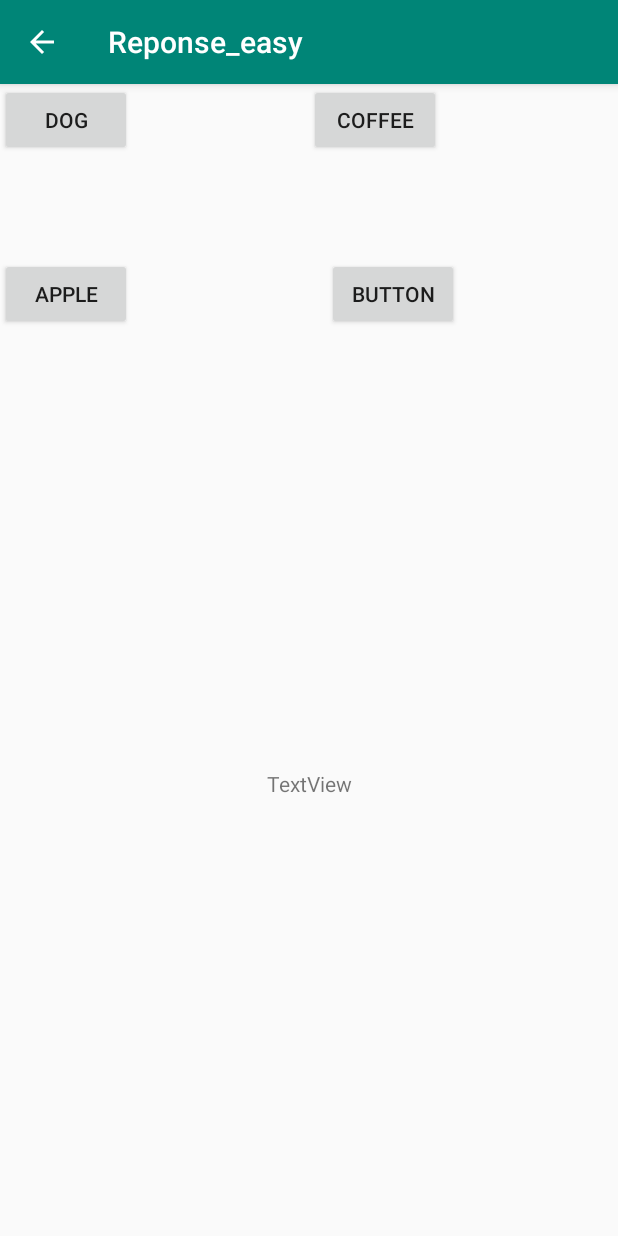
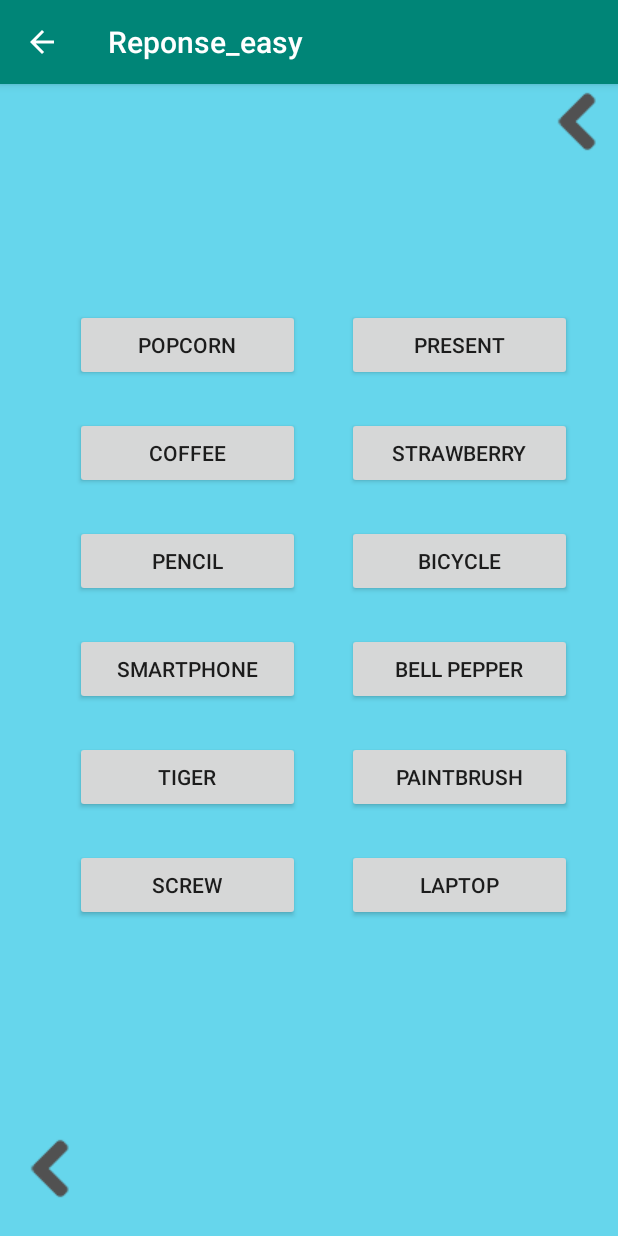
Before and after one commit to AviAmzalac/Memoris, an Android app: the reponse_easy screen opened directly, with no data from a screen before it, on a phone screen of 412 x 824 dp. Run offline under Robolectric (Android 15) with nearby library versions, the phone set to English and light mode, and no system bars.

Commit message:
Signed-off-by: Gregory Caderby <bcaderby@gmail.com>
Creation de 3 listes :
	list_mot
	list_affiche	(aleatoire)
	list_reponse (aleatoire)
liaison entre les 3 listes:
	La liste affiche pioche 12 mots aleatoirement dans la liste list_mot
	la liste reponse pioche 6 mots aleatoirement dans la liste list_affiche
Ajout de 41 mots dans le Strins.xml
Creation de 12 boutons: ces boutons sont nommés grace a la liste list_affiche

```diff
--- a/app/src/main/java/com/example/memories/jeu.java
+++ b/app/src/main/java/com/example/memories/jeu.java
@@ -6,8 +6,6 @@
 import android.os.Bundle;
 import android.os.CountDownTimer;
 import android.os.Handler;
-import android.view.View;
-import android.widget.TextView;
 
 import java.util.ArrayList;
 import java.util.List;
@@ -16,6 +14,8 @@
 
     private ViewPager2 viewPager2;
     private Handler sliderHandler = new Handler();
+
+
 
     //---------------------------------------------------------------------------------------------
     //timer pour passer a la page suivante
@@ -37,16 +37,18 @@
     protected void onCreate(Bundle savedInstanceState) {
         super.onCreate(savedInstanceState);
         setContentView(R.layout.jeu);
+         ArrayList<Integer> List_reponse = new ArrayList<>();
+        List_reponse.add(R.drawable.shark);
+        List_reponse.add(R.drawable.apple);
+        List_reponse.add(R.drawable.butterfly);
 
         viewPager2 = findViewById(R.id.viewPagerImageSliderEasy);
         viewPager2.setUserInputEnabled(false);
         final List<SliderItem> sliderItems = new ArrayList<>();
-        sliderItems.add(new SliderItem(R.drawable.shark));
-        sliderItems.add(new SliderItem(R.drawable.apple));
-        sliderItems.add(new SliderItem(R.drawable.butterfly));
-        sliderItems.add(new SliderItem(R.drawable.dog));
-        sliderItems.add(new SliderItem(R.drawable.whale));
-        sliderItems.add(new SliderItem(R.drawable.sheep));
+        sliderItems.add(new SliderItem(List_reponse.get(0)));
+        sliderItems.add(new SliderItem(List_reponse.get(1)));
+        sliderItems.add(new SliderItem(List_reponse.get(2)));
+
 
         viewPager2.setAdapter(new SliderAdapter(sliderItems, viewPager2));
         viewPager2.registerOnPageChangeCallback(new ViewPager2.OnPageChangeCallback() {
@@ -66,7 +68,7 @@
         @Override
         public void run() {
             viewPager2.setCurrentItem(viewPager2.getCurrentItem() + 1);
-            if(viewPager2.getCurrentItem() == 5){
+            if(viewPager2.getCurrentItem() == 2){
                 timer_to_next.start();
             }
         }
--- a/app/src/main/java/com/example/memories/reponse_easy.java
+++ b/app/src/main/java/com/example/memories/reponse_easy.java
@@ -8,12 +8,30 @@
 import androidx.appcompat.app.AppCompatActivity;
 
 import java.util.ArrayList;
+import java.util.List;
 
 public class reponse_easy extends AppCompatActivity {
 
     private Button button_1;
     private Button button_2;
     private Button button_3;
+
+    private Button button_4;
+    private Button button_5;
+    private Button button_6;
+
+    private Button button_7;
+    private Button button_8;
+    private Button button_9;
+
+    private Button button_10;
+    private Button button_11;
+    private Button button_12;
+
+
+    private int nb_mot_affiche=12;
+    private int nb_reponse=6;
+
 
 
 
@@ -25,33 +43,222 @@
         button_2 = findViewById(R.id.button_2);
         button_3 = findViewById(R.id.button_3);
 
+        button_4 = findViewById(R.id.button_4);
+        button_5 = findViewById(R.id.button_5);
+        button_6 = findViewById(R.id.button_6);
 
+        button_7 = findViewById(R.id.button_7);
+        button_8 = findViewById(R.id.button_8);
+        button_9 = findViewById(R.id.button_9);
+
+        button_10 = findViewById(R.id.button_10);
+        button_11 = findViewById(R.id.button_11);
+        button_12 = findViewById(R.id.button_12);
+
+        // CREATION LISTE DES MOTS DU JEU ( A COMPLETER A CHAQUE AJOUT DE MOT)
+            ArrayList<String> List_mot = new ArrayList<String>();
+            List_mot.add("apple");
+            List_mot.add("balloon");
+            List_mot.add("banana");
+            List_mot.add("bell pepper");
+            List_mot.add("bicycle");
+            List_mot.add("bird");
+
+            List_mot.add("butterfly");
+            List_mot.add("cabbage");
+            List_mot.add("camera");
+            List_mot.add("car");
+            List_mot.add("carrot");
+
+            List_mot.add("cat");
+            List_mot.add("cherry");
+            List_mot.add("coffee");
+            List_mot.add("dice");
+            List_mot.add("dog");
+
+            List_mot.add("elephant");
+            List_mot.add("hammer");
+            List_mot.add("hat");
+            List_mot.add("ice cream");
+            List_mot.add("juice");
+
+            List_mot.add("key");
+            List_mot.add("laptop");
+            List_mot.add("lemon");
+            List_mot.add("orange");
+            List_mot.add("paintbrush");
+
+            List_mot.add("panda");
+            List_mot.add("pencil");
+            List_mot.add("popcorn");
+            List_mot.add("present");
+            List_mot.add("screw");
+
+            List_mot.add("shark");
+            List_mot.add("sheep");
+            List_mot.add("smartphone");
+            List_mot.add("strawberry");
+            List_mot.add("sun");
+
+            List_mot.add("tiger");
+            List_mot.add("watermelon");
+            List_mot.add("whale");
+
+        // LISTE DES MOTS AFFICHES POUR LE JOUEUR ---------------------------------------------------------------------------
+        ArrayList<String> List_affiche = new ArrayList<String>();
+        int x;
+        for(int i=0;i<=nb_mot_affiche;i++){
+            do{ x=(int)(Math.random()*(List_mot.size()-1+1)+0);}
+            while(List_affiche.contains(List_mot.get(x)));
+            List_affiche.add(List_mot.get(x));
+        }
+
+        // LISTE DES REPONSES --------------------------------------------------------------------------------------------------
         ArrayList<String> List_reponse = new ArrayList<String>();
-        List_reponse.add("dog");
-        List_reponse.add("sun");
+        for(int i=0;i<=nb_reponse;i++){
+            do{ x=(int)(Math.random()*(List_affiche.size()-1+1)+0);}
+            while(List_reponse.contains(List_affiche.get(x)));
+            List_reponse.add(List_affiche.get(x));
 
-        ArrayList<String> List_mot = new ArrayList<String>();
-        List_mot.add("dog");
-        List_mot.add("coffee");
-        List_mot.add("apple");
+        }
 
         ArrayList<Button> List_button = new ArrayList<Button>();
         List_button.add(button_1);
         List_button.add(button_2);
         List_button.add(button_3);
 
-        for (int i = 0; i < List_mot.size(); i++) {
-            String text = List_mot.get(i);
-            if (text.equals(getResources().getString(R.string.dog))) {
-                List_button.get(i).setText(getResources().getString(R.string.dog));
+        List_button.add(button_4);
+        List_button.add(button_5);
+        List_button.add(button_6);
+
+        List_button.add(button_7);
+        List_button.add(button_8);
+        List_button.add(button_9);
+
+        List_button.add(button_10);
+        List_button.add(button_11);
+        List_button.add(button_12);
+
+        for (int i = 0; i < List_affiche.size()-1; i++) {
+            String text = List_affiche.get(i);
+            if (text.equals(getResources().getString(R.string.apple))) {
+                List_button.get(i).setText(getResources().getString(R.string.apple));
+            }
+            else if (text.equals(getResources().getString(R.string.balloon))) {
+                List_button.get(i).setText(getResources().getString(R.string.balloon));
             }
 
+            else if (text.equals(getResources().getString(R.string.banana))) {
+                List_button.get(i).setText(getResources().getString(R.string.banana));
+            }
+            else if (text.equals(getResources().getString(R.string.bellpepper))) {
+                List_button.get(i).setText(getResources().getString(R.string.bellpepper));
+            }
+            else if (text.equals(getResources().getString(R.string.bicycle))) {
+                List_button.get(i).setText(getResources().getString(R.string.bicycle));
+            }
+            else if (text.equals(getResources().getString(R.string.bird))) {
+                List_button.get(i).setText(getResources().getString(R.string.bird));
+            }
+            else if (text.equals(getResources().getString(R.string.butterfly))) {
+                List_button.get(i).setText(getResources().getString(R.string.butterfly));
+            }
+            else if (text.equals(getResources().getString(R.string.cabbage))) {
+                List_button.get(i).setText(getResources().getString(R.string.cabbage));
+            }
+            else if (text.equals(getResources().getString(R.string.camera))) {
+                List_button.get(i).setText(getResources().getString(R.string.camera));
+            }
+            else if (text.equals(getResources().getString(R.string.car))) {
+                List_button.get(i).setText(getResources().getString(R.string.car));
+            }
+            else if (text.equals(getResources().getString(R.string.carrot))) {
+                List_button.get(i).setText(getResources().getString(R.string.carrot));
+            }
+            else if (text.equals(getResources().getString(R.string.cat))) {
+                List_button.get(i).setText(getResources().getString(R.string.cat));
+            }
+            else if (text.equals(getResources().getString(R.string.cherry))) {
+                List_button.get(i).setText(getResources().getString(R.string.cherry));
+            }
             else if (text.equals(getResources().getString(R.string.coffee))) {
                 List_button.get(i).setText(getResources().getString(R.string.coffee));
             }
+            else if (text.equals(getResources().getString(R.string.dice))) {
+                List_button.get(i).setText(getResources().getString(R.string.dice));
+            }
+            else if (text.equals(getResources().getString(R.string.dog))) {
+                List_button.get(i).setText(getResources().getString(R.string.dog));
+            }
+            else if (text.equals(getResources().getString(R.string.elephant))) {
+                List_button.get(i).setText(getResources().getString(R.string.elephant));
+            }
+            else if (text.equals(getResources().getString(R.string.hammer))) {
+                List_button.get(i).setText(getResources().getString(R.string.hammer));
+            }
 
-            else if (text.equals(getResources().getString(R.string.apple))) {
-                List_button.get(i).setText(getResources().getString(R.string.apple));
+            else if (text.equals(getResources().getString(R.string.hat))) {
+                List_button.get(i).setText(getResources().getString(R.string.hat));
+            }
+            else if (text.equals(getResources().getString(R.string.icecream))) {
+                List_button.get(i).setText(getResources().getString(R.string.icecream));
+            }
+            else if (text.equals(getResources().getString(R.string.juice))) {
+                List_button.get(i).setText(getResources().getString(R.string.juice));
+            }
+            else if (text.equals(getResources().getString(R.string.key))) {
+                List_button.get(i).setText(getResources().getString(R.string.key));
+            }
+            else if (text.equals(getResources().getString(R.string.laptop))) {
+                List_button.get(i).setText(getResources().getString(R.string.laptop));
+            }
+            else if (text.equals(getResources().getString(R.string.lemon))) {
+                List_button.get(i).setText(getResources().getString(R.string.lemon));
+            }
+            else if (text.equals(getResources().getString(R.string.orange))) {
+                List_button.get(i).setText(getResources().getString(R.string.orange));
+            }
+            else if (text.equals(getResources().getString(R.string.paintbrush))) {
+                List_button.get(i).setText(getResources().getString(R.string.paintbrush));
+            }
+            else if (text.equals(getResources().getString(R.string.panda))) {
+                List_button.get(i).setText(getResources().getString(R.string.panda));
+            }
+            else if (text.equals(getResources().getString(R.string.pencil))) {
+                List_button.get(i).setText(getResources().getString(R.string.pencil));
+            }
+            else if (text.equals(getResources().getString(R.string.popcorn))) {
+                List_button.get(i).setText(getResources().getString(R.string.popcorn));
+            }
+            else if (text.equals(getResources().getString(R.string.present))) {
+                List_button.get(i).setText(getResources().getString(R.string.present));
+            }
+            else if (text.equals(getResources().getString(R.string.screw))) {
+                List_button.get(i).setText(getResources().getString(R.string.screw));
+            }
+            else if (text.equals(getResources().getString(R.string.shark))) {
+                List_button.get(i).setText(getResources().getString(R.string.shark));
+            }
+            else if (text.equals(getResources().getString(R.string.sheep))) {
+                List_button.get(i).setText(getResources().getString(R.string.sheep));
+            }
+            else if (text.equals(getResources().getString(R.string.smartphone))) {
+                List_button.get(i).setText(getResources().getString(R.string.smartphone));
+            }
+            else if (text.equals(getResources().getString(R.string.strawberry))) {
+                List_button.get(i).setText(getResources().getString(R.string.strawberry));
+            }
+            else if (text.equals(getResources().getString(R.string.sun))) {
+                List_button.get(i).setText(getResources().getString(R.string.sun));
+            }
+            else if (text.equals(getResources().getString(R.string.tiger))) {
+                List_button.get(i).setText(getResources().getString(R.string.tiger));
+            }
+            else if (text.equals(getResources().getString(R.string.watermelon))) {
+                List_button.get(i).setText(getResources().getString(R.string.watermelon));
+            }
+            else if (text.equals(getResources().getString(R.string.whale))) {
+                List_button.get(i).setText(getResources().getString(R.string.whale));
             }
         }
     }
@@ -60,4 +267,5 @@
         Intent gameActivity = new Intent(reponse_easy.this, MainActivity.class);
         startActivity(gameActivity);
     }
+
 }
--- a/app/src/main/res/layout/reponse_easy.xml
+++ b/app/src/main/res/layout/reponse_easy.xml
@@ -3,53 +3,146 @@
     xmlns:app="http://schemas.android.com/apk/res-auto"
     xmlns:tools="http://schemas.android.com/tools"
     android:layout_width="match_parent"
-    android:layout_height="match_parent">
+    android:layout_height="match_parent"
+    android:background="@color/bleu"
+    >
+    <ImageButton
+        android:id="@+id/imageButton3"
+        android:layout_width="wrap_content"
+        android:layout_height="wrap_content"
+        android:layout_marginRight="20dp"
+        android:layout_marginEnd="341dp"
+        android:layout_marginBottom="20dp"
+        android:background="@android:color/transparent"
+        android:onClick="goto_main"
+        app:layout_constraintBottom_toBottomOf="parent"
+        app:layout_constraintEnd_toEndOf="parent"
+        app:layout_constraintStart_toStartOf="parent"
+        app:srcCompat="@drawable/back_arrow" />
 
+    <ImageButton
+        android:id="@+id/imageButton4"
+        android:layout_width="wrap_content"
+        android:layout_height="wrap_content"
+        android:background="@android:color/transparent"
+        android:onClick="goto_main"
+        app:layout_constraintEnd_toEndOf="parent"
+        app:layout_constraintTop_toTopOf="parent"
+        app:srcCompat="@drawable/back_arrow" />
     <Button
         android:id="@+id/button_1"
-        android:layout_width="wrap_content"
+        android:layout_width="150dp"
         android:layout_height="wrap_content"
+        android:layout_marginStart="50dp"
+        android:layout_marginTop="150dp"
         android:text="Button"
         app:layout_constraintStart_toStartOf="parent"
-        tools:layout_editor_absoluteY="40dp" />
+        app:layout_constraintTop_toTopOf="parent"
+        tools:ignore="MissingConstraints" />
 
     <Button
         android:id="@+id/button_2"
-        android:layout_width="wrap_content"
+        android:layout_width="150dp"
         android:layout_height="wrap_content"
         android:text="Button"
         app:layout_constraintEnd_toEndOf="parent"
         app:layout_constraintStart_toEndOf="@+id/button_1"
-        tools:layout_editor_absoluteY="36dp" />
+        app:layout_constraintTop_toTopOf="@+id/button_1"
+        tools:ignore="MissingConstraints" />
 
     <Button
         android:id="@+id/button_3"
-        android:layout_width="wrap_content"
+        android:layout_width="150dp"
         android:layout_height="wrap_content"
-        android:layout_marginTop="68dp"
+        android:layout_marginTop="24dp"
         android:text="Button"
         app:layout_constraintStart_toStartOf="@+id/button_1"
         app:layout_constraintTop_toBottomOf="@+id/button_1" />
 
     <Button
         android:id="@+id/button_4"
-        android:layout_width="wrap_content"
+        android:layout_width="150dp"
         android:layout_height="wrap_content"
-        android:layout_marginStart="12dp"
-        android:layout_marginTop="92dp"
         android:text="Button"
-        app:layout_constraintBottom_toBottomOf="@+id/button_3"
         app:layout_constraintStart_toStartOf="@+id/button_2"
-        app:layout_constraintTop_toBottomOf="@+id/button_2"
-        app:layout_constraintVertical_bias="1.0" />
+        app:layout_constraintTop_toTopOf="@+id/button_3" />
 
-    <TextView
-        android:id="@+id/textView1"
-        android:layout_width="wrap_content"
+    <Button
+        android:id="@+id/button_5"
+        android:layout_width="150dp"
         android:layout_height="wrap_content"
-        android:text="TextView"
-        app:layout_constraintBottom_toBottomOf="parent"
+        android:layout_marginTop="24dp"
+        android:text="Button"
+        app:layout_constraintStart_toStartOf="@+id/button_3"
+        app:layout_constraintTop_toBottomOf="@+id/button_3"
+        tools:ignore="MissingConstraints" />
+
+    <Button
+        android:id="@+id/button_6"
+        android:layout_width="150dp"
+        android:layout_height="wrap_content"
+        android:text="Button"
         app:layout_constraintEnd_toEndOf="parent"
-        app:layout_constraintStart_toStartOf="parent"
-        app:layout_constraintTop_toBottomOf="@+id/button_4" />
+        app:layout_constraintHorizontal_bias="0.0"
+        app:layout_constraintStart_toStartOf="@+id/button_4"
+        app:layout_constraintTop_toTopOf="@+id/button_5"
+        tools:ignore="MissingConstraints" />
+
+    <Button
+        android:id="@+id/button_7"
+        android:layout_width="150dp"
+        android:layout_height="wrap_content"
+        android:layout_marginTop="24dp"
+        android:text="Button"
+        app:layout_constraintStart_toStartOf="@+id/button_5"
+        app:layout_constraintTop_toBottomOf="@+id/button_5"
+        tools:ignore="MissingConstraints" />
+
+    <Button
+        android:id="@+id/button_8"
+        android:layout_width="150dp"
+        android:layout_height="wrap_content"
+        android:text="Button"
+        app:layout_constraintStart_toStartOf="@+id/button_6"
+        app:layout_constraintTop_toTopOf="@+id/button_7"
+        tools:ignore="MissingConstraints" />
+
+    <Button
+        android:id="@+id/button_9"
+        android:layout_width="150dp"
+        android:layout_height="wrap_content"
+        android:layout_marginTop="24dp"
+        android:text="Button"
+        app:layout_constraintStart_toStartOf="@+id/button_7"
+        app:layout_constraintTop_toBottomOf="@+id/button_7"
+        tools:ignore="MissingConstraints" />
+
+    <Button
+        android:id="@+id/button_10"
+        android:layout_width="150dp"
+        android:layout_height="wrap_content"
+        android:text="Button"
+        app:layout_constraintStart_toStartOf="@+id/button_8"
+        app:layout_constraintTop_toTopOf="@+id/button_9"
+        tools:ignore="MissingConstraints" />
+
+    <Button
+        android:id="@+id/button_11"
+        android:layout_width="150dp"
+        android:layout_height="wrap_content"
+        android:layout_marginTop="24dp"
+        android:text="Button"
+        app:layout_constraintStart_toStartOf="@+id/button_9"
+        app:layout_constraintTop_toBottomOf="@+id/button_9"
+        tools:ignore="MissingConstraints" />
+
+    <Button
+        android:id="@+id/button_12"
+        android:layout_width="150dp"
+        android:layout_height="wrap_content"
+        android:text="Button"
+        app:layout_constraintStart_toStartOf="@+id/button_10"
+        app:layout_constraintTop_toTopOf="@+id/button_11"
+        tools:ignore="MissingConstraints" />
+
 </androidx.constraintlayout.widget.ConstraintLayout>
--- a/app/src/main/res/values/strings.xml
+++ b/app/src/main/res/values/strings.xml
@@ -16,35 +16,47 @@
     <!-- Settings -->
     <string name="button_mute">Mute "  "</string>
     <string name="button_night">Night Mode "  "</string>
-    <string name="button_reset">Reset Datas</string>
+    <string name="button_reset">Reset Data</string>
     <!-- jeu -->
+    <!-- -->
+    <string name="apple">apple</string>
+    <string name="balloon">balloon</string>
+    <string name="banana">banana</string>
+    <string name="bellpepper">bell pepper</string>
+    <string name="bicycle">bicycle</string>
+    <string name="bird">bird</string>
+    <string name="butterfly">butterfly</string>
+    <string name="cabbage">cabbage</string>
+    <string name="camera">camera</string>
+    <string name="car">car</string>
+    <string name="carrot">carrot</string>
+    <string name="cat">cat</string>
+    <string name="cherry">cherry</string>
     <string name="coffee">coffee</string>
+    <string name="dice">dice</string>
     <string name="dog">dog</string>
-    <string name="apple">apple</string>
+    <string name="elephant">elephant</string>
+    <string name="hammer">hammer</string>
+    <string name="hat">hat</string>
+    <string name="icecream">ice cream</string>
+    <string name="juice">juice</string>
+    <string name="key">key</string>
+    <string name="laptop">laptop</string>
+    <string name="lemon">lemon</string>
+    <string name="orange">orange</string>
+    <string name="paintbrush">paintbrush</string>
+    <string name="panda">panda</string>
+    <string name="pencil">pencil</string>
+    <string name="popcorn">popcorn</string>
+    <string name="present">present</string>
+    <string name="screw">screw</string>
+    <string name="shark">shark</string>
+    <string name="sheep">sheep</string>
+    <string name="smartphone">smartphone</string>
+    <string name="strawberry">strawberry</string>
     <string name="sun">sun</string>
-    <string name="button_3">Mute "  "</string>
-    <string name="button_4">Mute "  "</string>
-    <string name="button_5">Mute "  "</string>
-    <string name="button_6">Mute "  "</string>
-    <string name="button_7">Mute "  "</string>
-    <string name="button_8">Mute "  "</string>
-    <string name="button_9">Mute "  "</string>
-    <string name="button_10">Mute "  "</string>
-    <string name="button_11">Mute "  "</string>
-    <string name="button_12">Mute "  "</string>
-    <string name="button_13">Mute "  "</string>
-    <string name="button_14">Mute "  "</string>
-    <string name="button_15">Mute "  "</string>
-    <string name="button_16">Mute "  "</string>
-    <string name="button_17">Mute "  "</string>
-    <string name="button_18">Mute "  "</string>
-    <string name="button_19">Mute "  "</string>
-    <string name="button_20">Mute "  "</string>
-    <string name="button_21">Mute "  "</string>
-    <string name="button_22">Mute "  "</string>
-    <string name="button_23">Mute "  "</string>
-    <string name="button_24">Mute "  "</string>
-    <string name="button_25">Mute "  "</string>
-
+    <string name="tiger">tiger</string>
+    <string name="watermelon">watermelon</string>
+    <string name="whale">whale</string>
 
 </resources>
```
Also changed, not shown: app/src/main/res/drawable/balloon.png (added).
